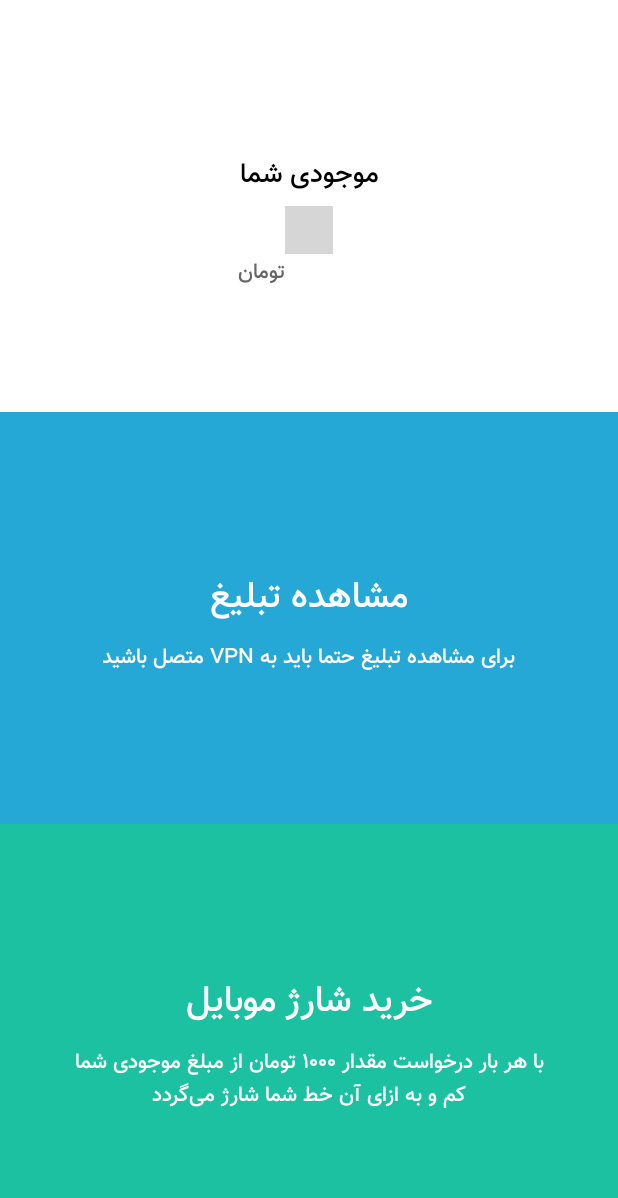
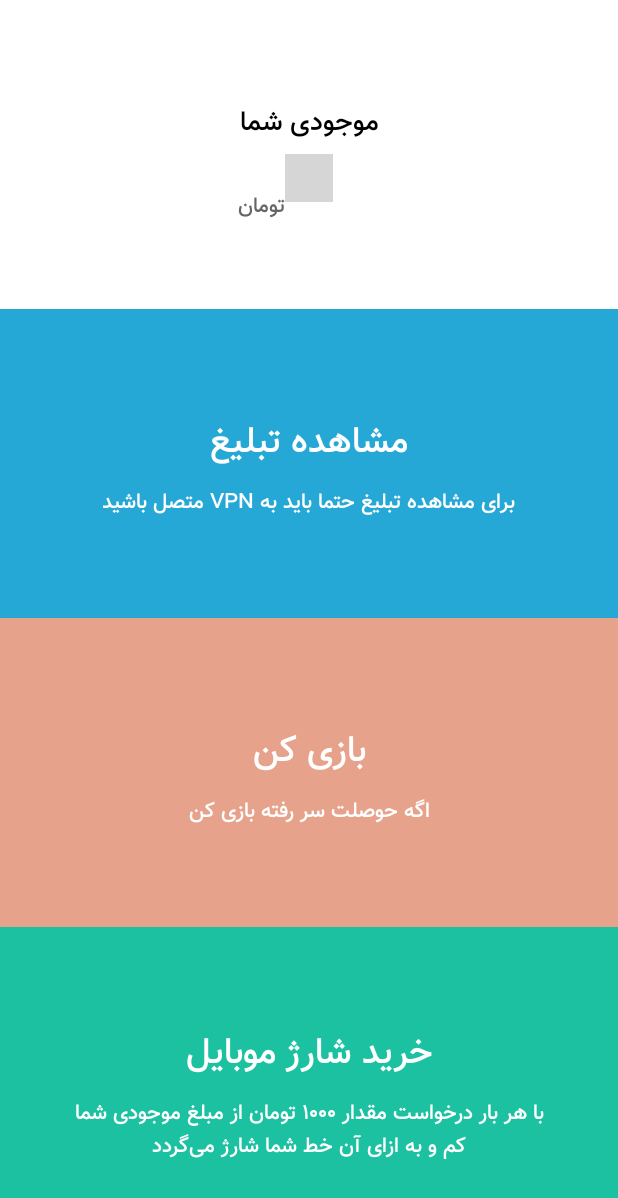
Before and after one commit to sigma1326/Milioner, an Android app: the layout home_fragment.xml on its own in the app's theme, with its tools: preview values and no code run, on a phone screen of 412 x 824 dp. Shown: the top 1198 px of the screen. Run offline under Robolectric (Android 15) with nearby library versions, the phone set to English and light mode, and no system bars; plain views replace TickerView; grey boxes are pictures that could not be loaded.

Commit message:
updated game add game_view to homeFragment bug fix

```diff
--- a/app/src/main/java/com/ads/milioner/Model/AppManager.kt
+++ b/app/src/main/java/com/ads/milioner/Model/AppManager.kt
@@ -174,6 +174,9 @@ class AppManager : MultiDexApplication() {
             single { DataBaseRepositoryImpl(get()) }
         }
 
+        @JvmField
+        @Volatile
+        var running: Boolean = false
 
     }
 
--- a/app/src/main/java/com/ads/milioner/View/CheckCodeFragment.kt
+++ b/app/src/main/java/com/ads/milioner/View/CheckCodeFragment.kt
@@ -103,7 +103,7 @@ class CheckCodeFragment : Fragment() {
 
 
 
-        tv_hint.text = "Please Enter Activation Code Sent to  ${AppManager.phone}"
+        tv_hint?.text = "Please Enter Activation Code Sent to  ${AppManager.phone}"
 
 
         RxTextView.afterTextChangeEvents(et_code!!)
--- a/app/src/main/java/com/ads/milioner/View/LoginFragment.kt
+++ b/app/src/main/java/com/ads/milioner/View/LoginFragment.kt
@@ -115,14 +115,14 @@ class LoginFragment : Fragment() {
         view.btn_login.setOnClickListener {
             CustomUtils.hideKeyboard(activity)
             if (countryCodeHolder.text.isEmpty()) {
-                updateState("پیش شماره را نمی‌تواند خالی باشد", true)
+                updateState("Country Code cannot be empty!", true)
             } else if (progressBar.visibility != View.VISIBLE) {
                 progressBar.visibility = View.VISIBLE
                 btn_login.text = ""
                 if (isConnected) {
                     login()
                 } else {
-                    updateState("دستگاه به اینترنت متصل نیست", true)
+                    updateState("No Internet Connection!", true)
                 }
             }
 
--- a/app/src/main/java/com/ads/milioner/View/MainActivityForeignMode.kt
+++ b/app/src/main/java/com/ads/milioner/View/MainActivityForeignMode.kt
@@ -12,6 +12,7 @@ import androidx.lifecycle.Observer
 import androidx.lifecycle.ViewModelProviders
 import com.adcolony.sdk.*
 import com.ads.milioner.Model.AppManager
+import com.ads.milioner.Model.AppManager.Companion.running
 import com.ads.milioner.Model.database.DataBaseRepositoryImpl
 import com.ads.milioner.Model.network.NetworkRepositoryImpl
 import com.ads.milioner.R
@@ -629,9 +630,4 @@ class MainActivityForeignMode : AppCompatActivity() {
     }
 
 
-    companion object {
-        @JvmField
-        @Volatile
-        var running: Boolean = false
-    }
 }
--- a/app/src/main/java/com/ads/milioner/game/InputListener.java
+++ b/app/src/main/java/com/ads/milioner/game/InputListener.java
@@ -4,8 +4,8 @@ import android.annotation.SuppressLint;
 import android.view.MotionEvent;
 import android.view.View;
 import androidx.annotation.Keep;
+import com.ads.milioner.Model.AppManager;
 import com.ads.milioner.R;
-import com.ads.milioner.View.MainActivityForeignMode;
 import com.simorgh.sweetalertdialog.SweetAlertDialog;
 
 @Keep
@@ -125,7 +125,7 @@ class InputListener implements View.OnTouchListener {
                 //"Menu" inputs
                 if (!hasMoved) {
                     if (iconPressed(mView.sXNewGame, mView.sYIcons)) {
-                        MainActivityForeignMode.running = false;
+                        AppManager.running = false;
                         if (!mView.game.gameLost()) {
                             new SweetAlertDialog(mView.getContext(), SweetAlertDialog.WARNING_TYPE)
                                     .setTitleText(mView.getContext().getString(R.string.reset_dialog_title))
@@ -138,7 +138,7 @@ class InputListener implements View.OnTouchListener {
                                     })
                                     .setCancelClickListener(sweetAlertDialog -> {
                                         sweetAlertDialog.dismissWithAnimation();
-                                        MainActivityForeignMode.running = true;
+                                        AppManager.running = true;
                                     })
                                     .show();
                         } else {
--- /dev/null
+++ b/app/src/main/res/drawable/ripple_game.xml
@@ -0,0 +1,11 @@
+<?xml version="1.0" encoding="utf-8"?>
+<ripple xmlns:android="http://schemas.android.com/apk/res/android"
+    xmlns:tools="http://schemas.android.com/tools"
+    android:color="#F88B68"
+    tools:targetApi="lollipop">
+    <item>
+        <shape xmlns:android="http://schemas.android.com/apk/res/android">
+            <solid android:color="#E7A28C" />
+        </shape>
+    </item>
+</ripple>
--- a/app/src/main/res/layout/check_code_fragment.xml
+++ b/app/src/main/res/layout/check_code_fragment.xml
@@ -29,7 +29,7 @@
         android:layout_marginTop="8dp"
         android:text="@string/please_enter_activation_code_sent_to_989121233256"
         android:textColor="#9A9A9A"
-        android:textSize="15sp"
+        android:textSize="14sp"
         app:layout_constraintBottom_toBottomOf="parent"
         app:layout_constraintEnd_toEndOf="parent"
         app:layout_constraintHorizontal_bias="0.0"
--- a/app/src/main/res/layout/home_fragment.xml
+++ b/app/src/main/res/layout/home_fragment.xml
@@ -26,10 +26,24 @@
         android:background="@drawable/ripple_ads"
         android:clickable="true"
         android:focusable="true"
-        app:layout_constraintBottom_toTopOf="@+id/layout_charge"
+        app:layout_constraintBottom_toTopOf="@+id/layout_game"
         app:layout_constraintEnd_toEndOf="parent"
         app:layout_constraintStart_toStartOf="parent"
         app:layout_constraintTop_toBottomOf="@+id/layout_balance" />
+
+    <View
+        android:id="@+id/layout_game"
+        android:layout_width="wrap_content"
+        android:layout_height="0dp"
+        android:background="@drawable/ripple_game"
+        android:clickable="true"
+        android:focusable="true"
+        app:layout_constraintBottom_toTopOf="@id/layout_charge"
+        app:layout_constraintEnd_toEndOf="parent"
+        app:layout_constraintStart_toStartOf="parent"
+        app:layout_constraintTop_toBottomOf="@+id/layout_show_ads"
+        app:layout_constraintVertical_chainStyle="spread" />
+
 
     <View
         android:id="@+id/layout_charge"
@@ -41,7 +55,7 @@
         app:layout_constraintBottom_toBottomOf="parent"
         app:layout_constraintEnd_toEndOf="parent"
         app:layout_constraintStart_toStartOf="parent"
-        app:layout_constraintTop_toBottomOf="@+id/layout_show_ads"
+        app:layout_constraintTop_toBottomOf="@+id/layout_game"
         app:layout_constraintVertical_chainStyle="spread" />
 
     <TextView
@@ -120,6 +134,40 @@
         app:layout_constraintTop_toBottomOf="@+id/tv_show_ads_title"
         app:layout_constraintVertical_bias="0.0" />
 
+
+    <TextView
+        android:id="@+id/tv_play_game_title"
+        android:layout_width="wrap_content"
+        android:layout_height="wrap_content"
+        android:layout_marginBottom="30dp"
+        android:fontFamily="@font/vazir_medium"
+        android:text="@string/play_game"
+        android:textColor="#ffffff"
+        android:textSize="24sp"
+        app:layout_constraintBottom_toBottomOf="@+id/layout_game"
+        app:layout_constraintEnd_toEndOf="@+id/layout_game"
+        app:layout_constraintStart_toStartOf="@id/layout_game"
+        app:layout_constraintTop_toTopOf="@+id/layout_game" />
+
+    <TextView
+        android:id="@+id/tv_play_game_hint"
+        android:layout_width="wrap_content"
+        android:layout_height="wrap_content"
+        android:layout_marginTop="8dp"
+        android:layout_marginBottom="8dp"
+        android:fontFamily="@font/vazir_medium"
+        android:gravity="center"
+        android:text="@string/play_game_hint"
+        android:textAlignment="center"
+        android:textColor="#ffffff"
+        android:textSize="14sp"
+        app:layout_constraintBottom_toBottomOf="@+id/layout_game"
+        app:layout_constraintEnd_toEndOf="@+id/layout_game"
+        app:layout_constraintStart_toStartOf="@id/layout_game"
+        app:layout_constraintTop_toBottomOf="@+id/tv_play_game_title"
+        app:layout_constraintVertical_bias="0.0" />
+
+
     <TextView
         android:id="@+id/tv_charge_title"
         android:layout_width="wrap_content"
--- a/app/src/main/res/values/strings.xml
+++ b/app/src/main/res/values/strings.xml
@@ -39,4 +39,6 @@
     <string name="for_now">For now…</string>
     <string name="endless">"Endless" Mode</string>
     <string name="target_phone_number">شماره تلفن مقصد</string>
+    <string name="play_game_hint">اگه حوصلت سر رفته بازی کن</string>
+    <string name="play_game">بازی کن</string>
 </resources>
```
Also changed, not shown: app/src/main/java/com/ads/milioner/game/MainGame.java (+6 -6 lines), app/src/main/java/com/ads/milioner/game/MainView.java (+10 -4 lines).
